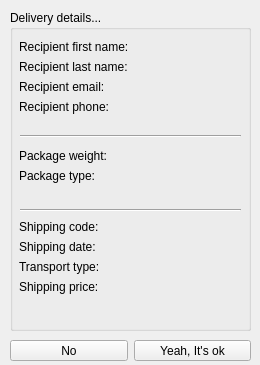
The window that confirmationwindow.ui (mariusmg2/X-Courier) describes before a commit, drawn with Qt 5.
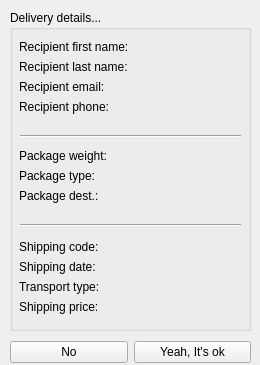
The same window after the commit.

Commit message: new overloaded getType(bool) and setType() member functions overloaded, and a new field in ConfirmationWindow

```diff
--- a/confirmationwindow.ui
+++ b/confirmationwindow.ui
@@ -115,7 +115,7 @@
           <x>9</x>
           <y>139</y>
           <width>221</width>
-          <height>51</height>
+          <height>61</height>
          </rect>
         </property>
         <layout class="QFormLayout" name="formLayout_2">
@@ -147,15 +147,29 @@
            </property>
           </widget>
          </item>
+         <item row="2" column="0">
+          <widget class="QLabel" name="label_12">
+           <property name="text">
+            <string>Package dest.: </string>
+           </property>
+          </widget>
+         </item>
+         <item row="2" column="1">
+          <widget class="QLabel" name="destination">
+           <property name="text">
+            <string/>
+           </property>
+          </widget>
+         </item>
         </layout>
        </widget>
        <widget class="QWidget" name="formLayoutWidget_3">
         <property name="geometry">
          <rect>
           <x>9</x>
-          <y>210</y>
+          <y>230</y>
           <width>221</width>
-          <height>101</height>
+          <height>81</height>
          </rect>
         </property>
         <layout class="QFormLayout" name="formLayout_3">
@@ -234,9 +248,9 @@
         <property name="geometry">
          <rect>
           <x>10</x>
-          <y>190</y>
+          <y>200</y>
           <width>221</width>
-          <height>21</height>
+          <height>31</height>
          </rect>
         </property>
         <property name="orientation">
@@ -253,7 +267,7 @@
       <x>10</x>
       <y>340</y>
       <width>241</width>
-      <height>21</height>
+      <height>24</height>
      </rect>
     </property>
     <layout class="QHBoxLayout" name="horizontalLayout">
```
The commit also changes 2 other files.
